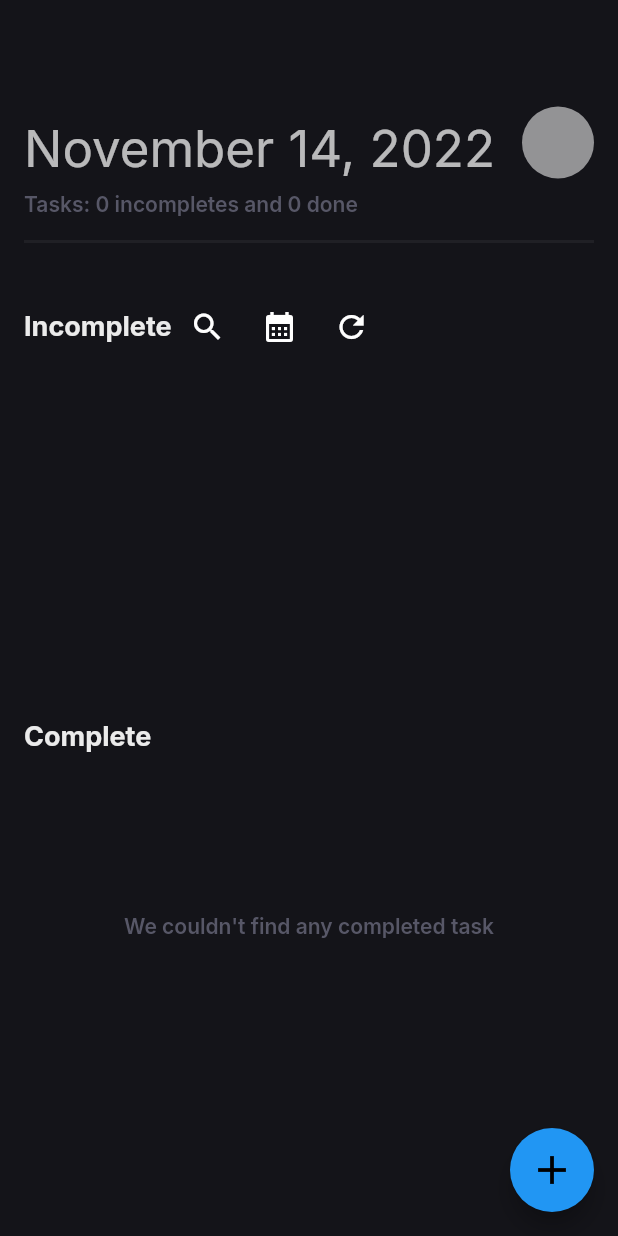
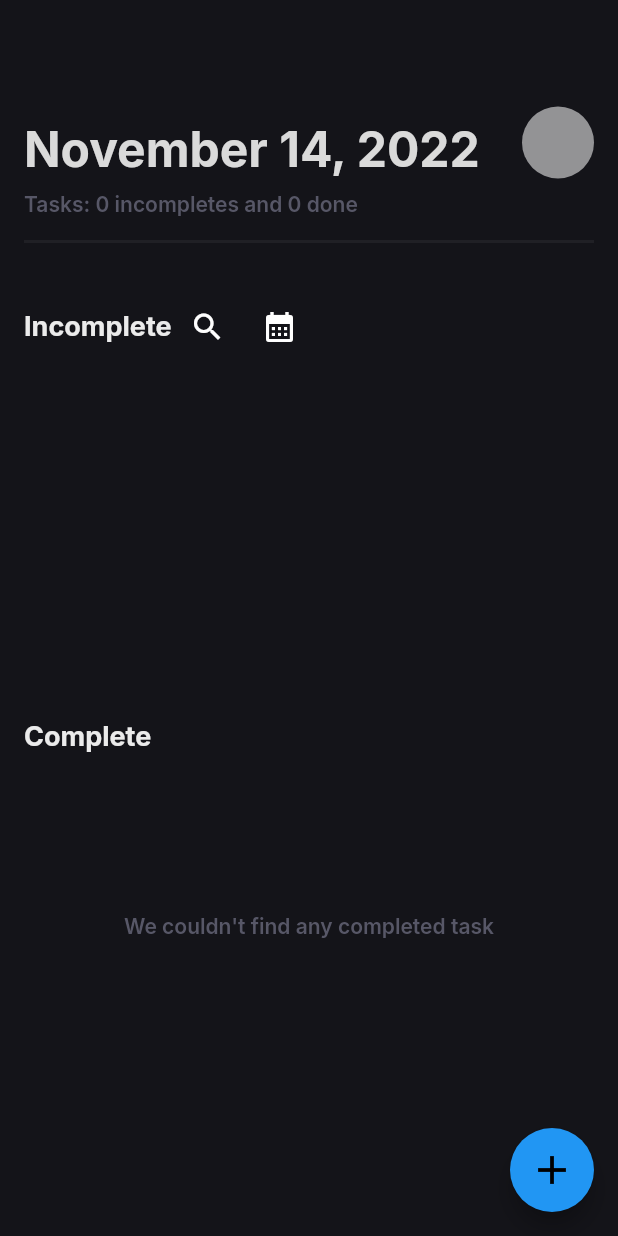
Before and after one commit to 01Explorer/To-Do-List-Challenge, a Flutter app: the screen it shows after launch, on a phone screen of 412 x 824 dp. Run offline on Flutter 3.47's test engine with Material 2 defaults, Android fonts, the light colour scheme and no system bars; our stand-ins replace get_it, google_fonts, hive, hive_flutter; accounts and stored records are empty.

Commit message:
style(app): changed the screens to the new app theme

```diff
--- a/lib/layers/presentation/components/sections/home_task_page/home_task_page_header.dart
+++ b/lib/layers/presentation/components/sections/home_task_page/home_task_page_header.dart
@@ -21,7 +21,7 @@ class HomeTaskPageHeader extends StatelessWidget {
           children: [
             Text(
               _homeScreenController.getFormattedInitialDate(),
-              style: Theme.of(context).textTheme.headlineMedium,
+              style: Theme.of(context).textTheme.headlineLarge,
             ),
             const SizedBox(
                 width: 48,
--- a/lib/layers/presentation/components/sections/home_task_page/incomplete_tasks_section.dart
+++ b/lib/layers/presentation/components/sections/home_task_page/incomplete_tasks_section.dart
@@ -46,10 +46,18 @@ class IncompleteTasksSection extends StatelessWidget {
                 Icons.calendar_month,
               ),
             ),
-            IconButton(
-                onPressed: () =>
-                    _homeScreenController.resetDateBetweenFiltering(),
-                icon: const Icon(Icons.refresh))
+            AnimatedBuilder(
+              animation: _homeScreenController,
+              builder: (context, child) {
+                return Visibility(
+                  visible: _homeScreenController.newRangeToFilter != null,
+                  child: IconButton(
+                      onPressed: () =>
+                          _homeScreenController.resetDateBetweenFiltering(),
+                      icon: const Icon(Icons.refresh)),
+                );
+              },
+            )
           ],
         ),
         SizedBox(
--- a/lib/layers/presentation/components/widgets/home_task_screen/number_of_complete_and_incomplete_tasks_row.dart
+++ b/lib/layers/presentation/components/widgets/home_task_screen/number_of_complete_and_incomplete_tasks_row.dart
@@ -1,6 +1,5 @@
 import 'package:flutter/material.dart';
 import 'package:to_do_list_challenge/layers/domain/entities/task_entity.dart';
-import 'package:to_do_list_challenge/layers/presentation/controllers/home_controller.dart';
 import 'package:to_do_list_challenge/layers/presentation/controllers/task_controller.dart';
 
 class NumberOfCompleteAndIncompleteTasksRow extends StatelessWidget {
@@ -16,7 +15,9 @@ class NumberOfCompleteAndIncompleteTasksRow extends StatelessWidget {
       crossAxisAlignment: CrossAxisAlignment.start,
       children: [
         Text(
-            'Tasks: ${incompleteTasksList.length} incompletes and ${completeTasksList.length} done'),
+          'Tasks: ${incompleteTasksList.length} incompletes and ${completeTasksList.length} done',
+          style: Theme.of(context).textTheme.bodyMedium,
+        ),
       ],
     );
   }
```
Also changed, not shown: lib/layers/presentation/components/widgets/home_task_screen/custom_list_tile_for_tasks.dart (+7 -2 lines).
